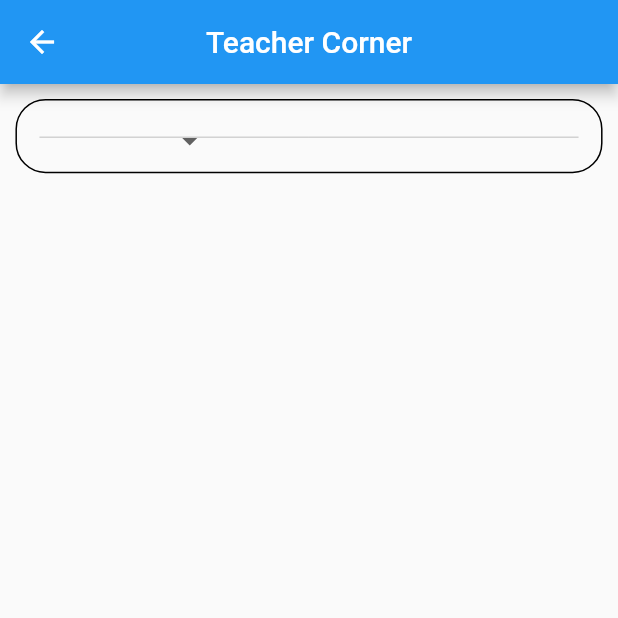
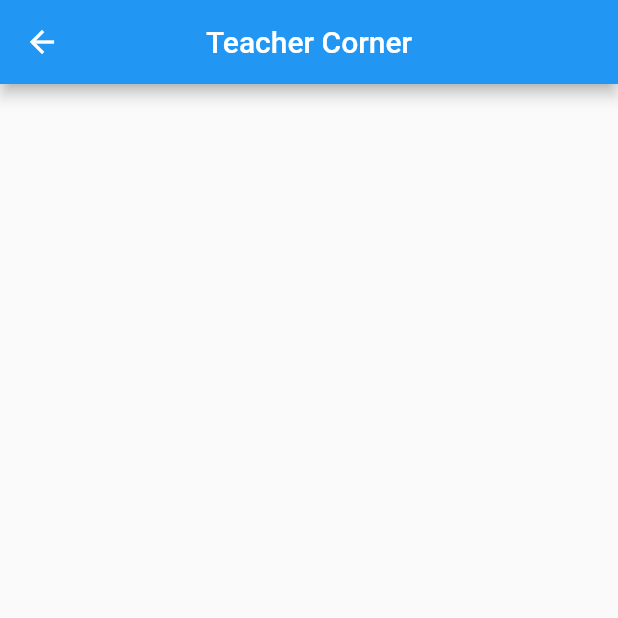
Before and after one commit to Darshilgor/multifunctionality_classroom, a Flutter app: the TeacherCorner screen opened directly, on a phone screen of 412 x 824 dp, the top half of it. Run offline on Flutter 3.47's test engine with Material 2 defaults, Android fonts, the light colour scheme and no system bars; our stand-ins replace cloud_firestore, dropdown_textfield, firebase_auth, firebase_core, firebase_database, firebase_messaging and 5 more; missing offline and left inert: date_time_format; accounts and stored records are empty.

Commit message:
13/12 commit

```diff
--- a/lib/teachercorner.dart
+++ b/lib/teachercorner.dart
@@ -1,4 +1,5 @@
 import 'package:flutter/material.dart';
+import 'package:my_app/utils/constant/getlist.dart';
 
 class TeacherCorner extends StatefulWidget {
   const TeacherCorner({super.key});
@@ -10,6 +11,7 @@ class TeacherCorner extends StatefulWidget {
 class _TeacherCornerState extends State<TeacherCorner> {
   List<String> documentlist = ['Bonafite Certificate', 'Admission Later'];
   String selectediteam = 'Select Document Name';
+  GetList getlist = GetList();
   String? newValue;
   @override
   void initState() {
@@ -27,50 +29,19 @@ class _TeacherCornerState extends State<TeacherCorner> {
       ),
       body: Column(
         children: [
-          SizedBox(
-            height: 10,
-          ),
-          selectdocumentdropdown(),
         ],
       ),
     );
   }
 
-  selectdocumentdropdown() {
-    return Center(
-      child: Container(
-        width: MediaQuery.of(context).size.width * 0.95,
-        height: MediaQuery.of(context).size.height * 0.06,
-        padding: EdgeInsets.all(
-          15,
-        ),
-        decoration: BoxDecoration(
-          borderRadius: BorderRadius.circular(
-            20,
-          ),
-          border: Border.all(
-            color: Colors.black,
-            width: 1,
-          ),
-        ),
-        child: DropdownButton<String>(
-          value: selectediteam,
-          onChanged: (newValue) {
-            setState(() {
-              selectediteam = newValue!;
-            });
-          },
-          items: <String>['Select iteam', 'iteam1', 'iteam2']
-              .map<DropdownMenuItem<String>>(
-            (String value) {
-              return DropdownMenuItem<String>(
-                value: value,
-                child: Text(value),
-              );
-            },
-          ).toList(),
-        ),
-      ),
-    );
-  }
+  // requestoflistofstudent() async {
+  //   return FutureBuilder(
+  //     future: getlist.getdocumentrequestlist(),
+  //     builder: (context, future) {
+  //       if (future.hasData) {}
+
+  //       return Text("data");
+  //     },
+  //   );
+  // }
 }
--- a/pubspec.yaml
+++ b/pubspec.yaml
@@ -56,6 +56,7 @@ dependencies:
   app_settings: ^5.1.1
   flutter_launcher_icons: ^0.13.1
   http: ^1.1.0
+  fluttertoast: ^8.2.4
 
 dev_dependencies:
   flutter_test:
```
Also changed, not shown: lib/request_document.dart (+77 -40 lines), lib/utils/constant/getlist.dart (+6 -2 lines), lib/utils/login/userlogin.dart (+77 -8 lines), pubspec.lock.
